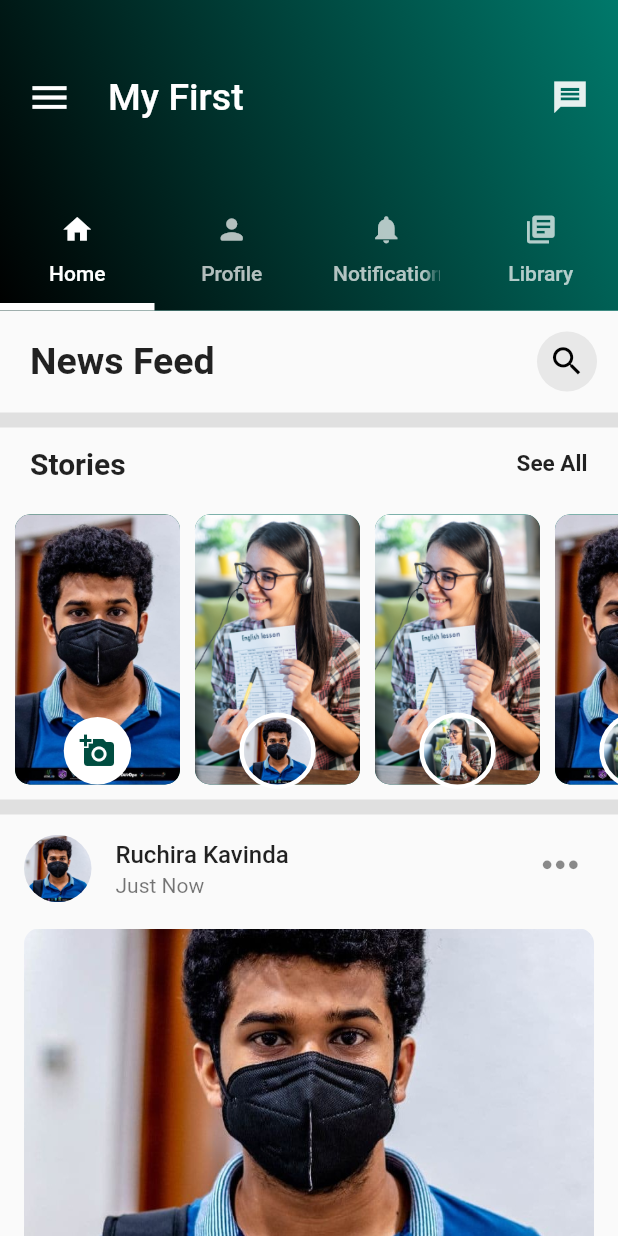
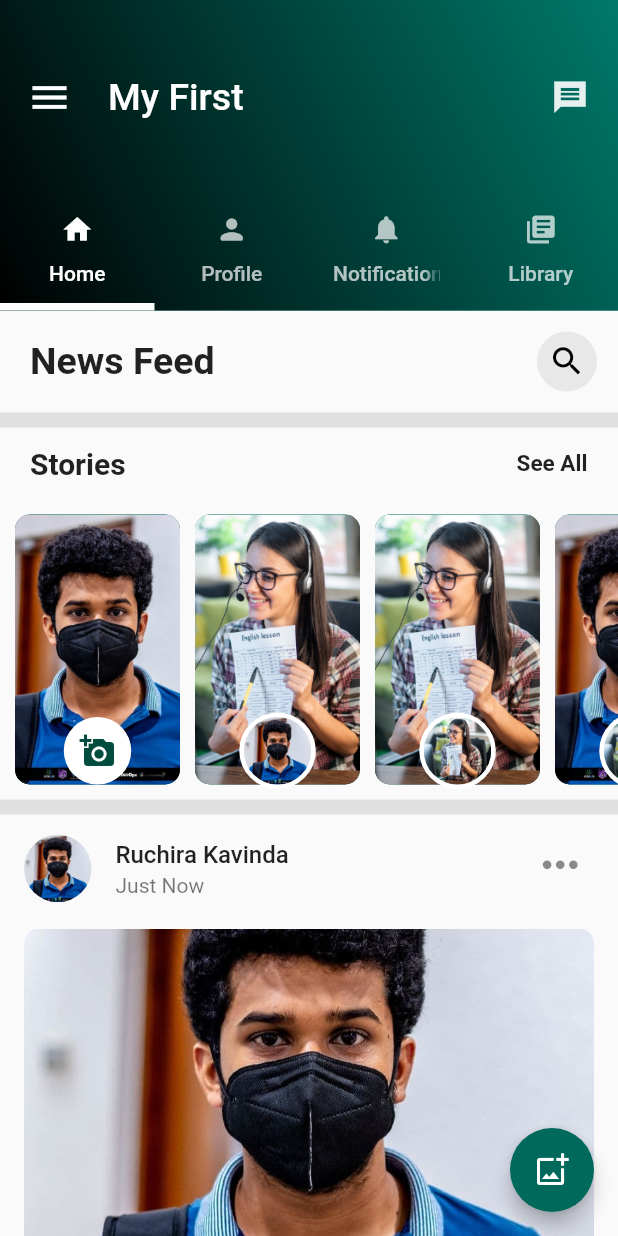
Before and after one commit to Ruchirakavinda/flutter_myfirst, a Flutter app: the screen it shows after launch, on a phone screen of 412 x 824 dp. Run offline on Flutter 3.47's test engine with Material 2 defaults, Android fonts, the phone set to English and light mode, and no system bars; our stand-ins replace flutter_spinkit; accounts and stored records are empty.

Commit message:
floating action button added

```diff
--- a/lib/tab1.dart
+++ b/lib/tab1.dart
@@ -344,6 +344,12 @@ class _Tab1State extends State<Tab1> {
             ],
           ),),
       ),
+      floatingActionButton: new FloatingActionButton(
+      elevation:5,
+      child: new Icon(Icons.add_photo_alternate_outlined),
+      backgroundColor: Colors.teal[800],
+      onPressed: (){}
+    )
 
     );
   }
```
